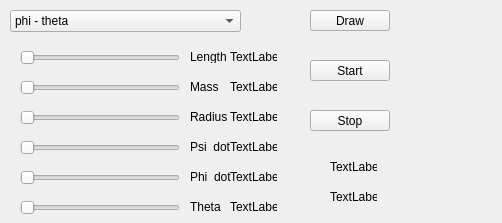
First picture: the form in Charts/mainwindow.ui, repository mixberry00/Physics, before the edit.
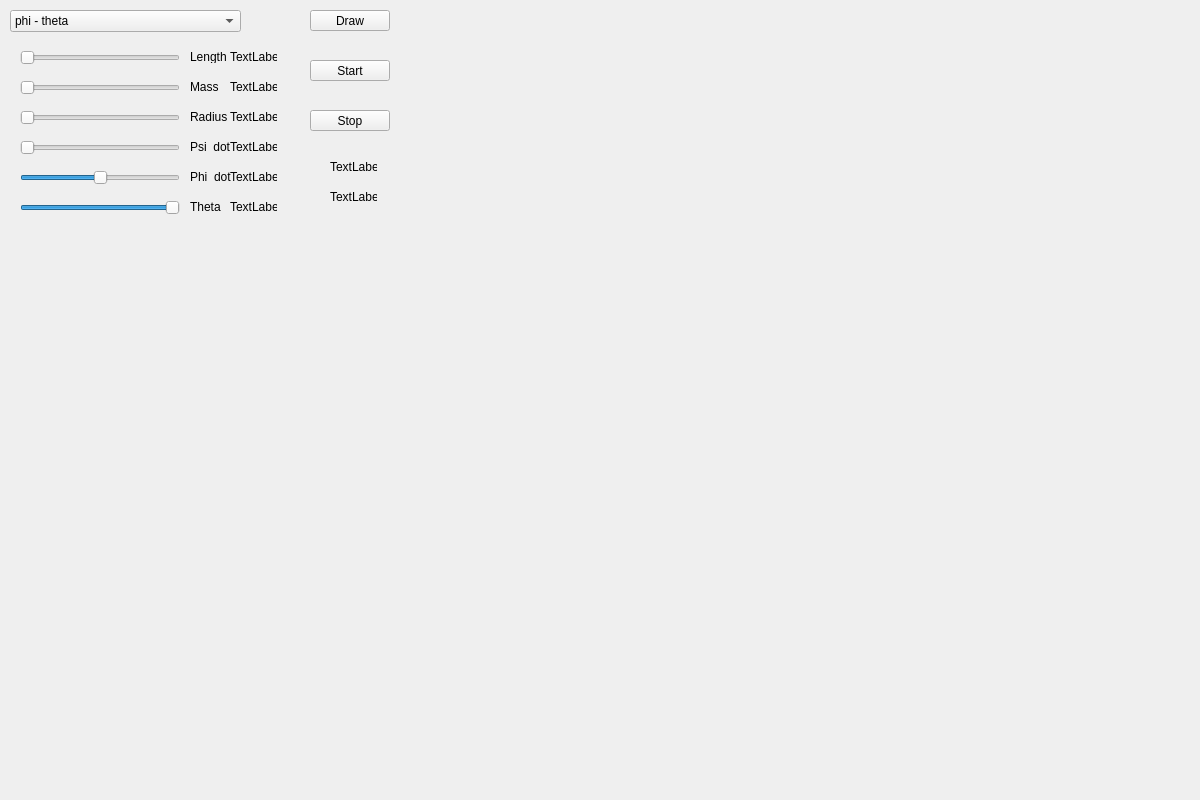
Second picture: the form after the edit.

```diff
--- a/Charts/mainwindow.ui
+++ b/Charts/mainwindow.ui
@@ -6,8 +6,8 @@
    <rect>
     <x>0</x>
     <y>0</y>
-    <width>502</width>
-    <height>223</height>
+    <width>1200</width>
+    <height>800</height>
    </rect>
   </property>
   <property name="windowTitle">
@@ -184,6 +184,9 @@
       <height>16</height>
      </rect>
     </property>
+    <property name="minimum">
+     <number>-30</number>
+    </property>
     <property name="maximum">
      <number>30</number>
     </property>
@@ -219,6 +222,9 @@
     <property name="maximum">
      <number>1570</number>
     </property>
+    <property name="value">
+     <number>1570</number>
+    </property>
     <property name="orientation">
      <enum>Qt::Horizontal</enum>
     </property>
@@ -366,6 +372,16 @@
      <string>TextLabel</string>
     </property>
    </widget>
+   <widget class="QWidget" name="scene" native="true">
+    <property name="geometry">
+     <rect>
+      <x>450</x>
+      <y>50</y>
+      <width>600</width>
+      <height>600</height>
+     </rect>
+    </property>
+   </widget>
   </widget>
  </widget>
  <layoutdefault spacing="6" margin="11"/>
```
Left out of the diff: 14 changed lines with no effect on the pictures.
